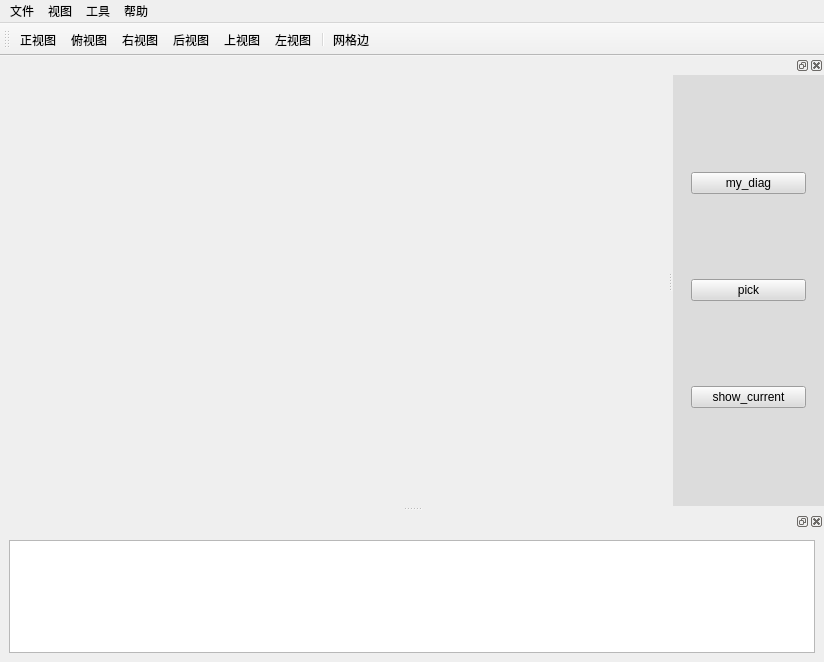
Old version of the form pyvtdm_w.ui in the repository zgpeng009/pyvtdm.
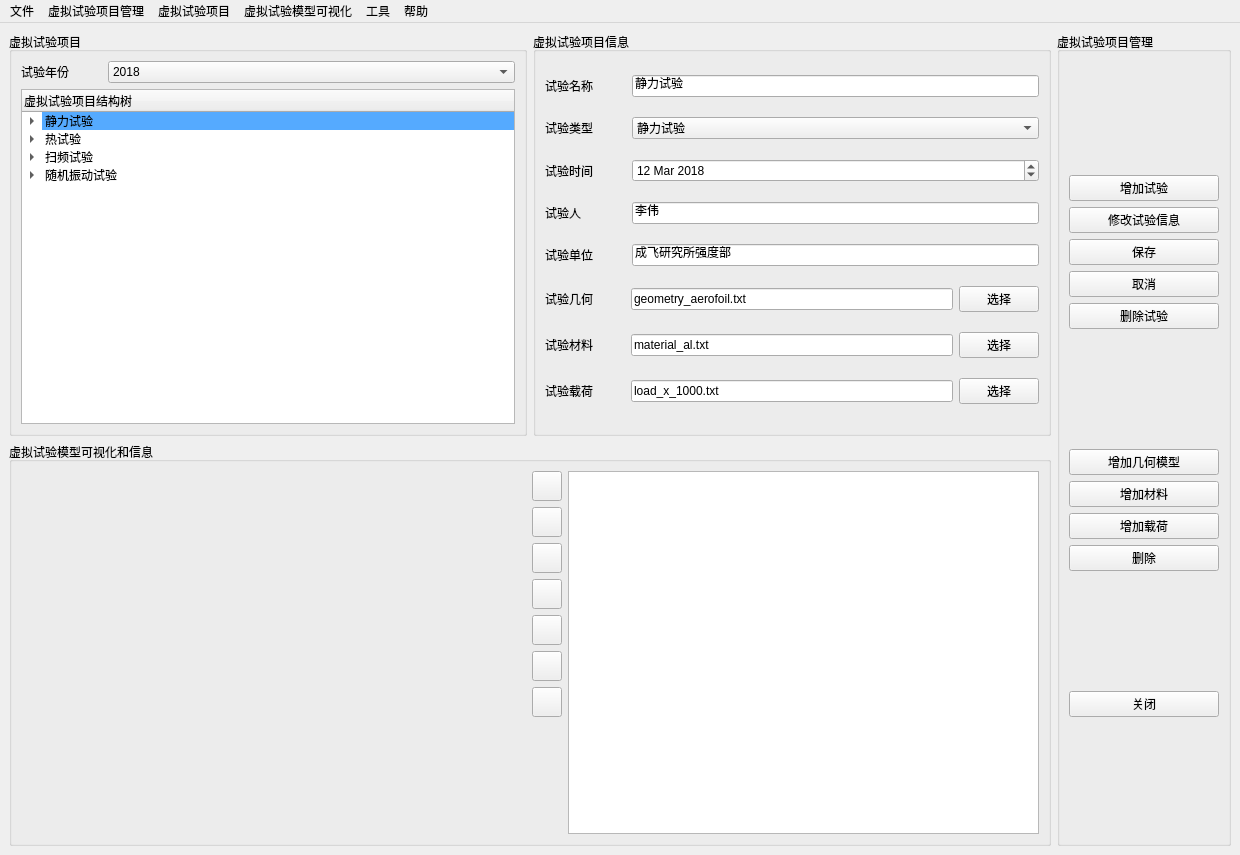
New version of the form. Icons and pictures are not drawn. Custom widgets are drawn as their Qt base class.

The edit to the form file:
```diff
--- a/pyvtdm_w.ui
+++ b/pyvtdm_w.ui
@@ -6,8 +6,8 @@
    <rect>
     <x>0</x>
     <y>0</y>
-    <width>824</width>
-    <height>662</height>
+    <width>1240</width>
+    <height>855</height>
    </rect>
   </property>
   <property name="windowTitle">
@@ -17,9 +17,743 @@
    <enum>Qt::LeftToRight</enum>
   </property>
   <widget class="QWidget" name="centralwidget">
-   <layout class="QHBoxLayout" name="horizontalLayout_4">
-    <item>
-     <widget class="QVTKWidget" name="vtk_context" native="true"/>
+   <layout class="QGridLayout" name="gridLayout">
+    <item row="0" column="0">
+     <layout class="QHBoxLayout" name="horizontalLayout_2" stretch="6,1">
+      <item>
+       <layout class="QVBoxLayout" name="verticalLayout" stretch="1,1">
+        <item>
+         <layout class="QHBoxLayout" name="horizontalLayout" stretch="1,1">
+          <item>
+           <widget class="QGroupBox" name="groupBox">
+            <property name="title">
+             <string>虚拟试验项目</string>
+            </property>
+            <layout class="QGridLayout" name="gridLayout_2">
+             <item row="0" column="0">
+              <layout class="QHBoxLayout" name="horizontalLayout_3" stretch="1,5">
+               <item>
+                <widget class="QLabel" name="label">
+                 <property name="text">
+                  <string>试验年份</string>
+                 </property>
+                </widget>
+               </item>
+               <item>
+                <widget class="QComboBox" name="comboBox">
+                 <property name="enabled">
+                  <bool>true</bool>
+                 </property>
+                 <property name="editable">
+                  <bool>false</bool>
+                 </property>
+                 <property name="currentText">
+                  <string>2018</string>
+                 </property>
+                 <property name="duplicatesEnabled">
+                  <bool>false</bool>
+                 </property>
+                 <property name="frame">
+                  <bool>true</bool>
+                 </property>
+                 <item>
+                  <property name="text">
+                   <string>2018</string>
+                  </property>
+                 </item>
+                 <item>
+                  <property name="text">
+                   <string>2017</string>
+                  </property>
+                 </item>
+                 <item>
+                  <property name="text">
+                   <string>2016</string>
+                  </property>
+                 </item>
+                 <item>
+                  <property name="text">
+                   <string>2015</string>
+                  </property>
+                 </item>
+                 <item>
+                  <property name="text">
+                   <string>2014</string>
+                  </property>
+                 </item>
+                </widget>
+               </item>
+              </layout>
+             </item>
+             <item row="1" column="0">
+              <widget class="QTreeWidget" name="treeWidget">
+               <column>
+                <property name="text">
+                 <string>虚拟试验项目结构树</string>
+                </property>
+                <property name="font">
+                 <font>
+                  <kerning>true</kerning>
+                 </font>
+                </property>
+                <property name="foreground">
+                 <brush brushstyle="SolidPattern">
+                  <color alpha="255">
+                   <red>0</red>
+                   <green>0</green>
+                   <blue>0</blue>
+                  </color>
+                 </brush>
+                </property>
+               </column>
+               <item>
+                <property name="text">
+                 <string>静力试验</string>
+                </property>
+                <property name="background">
+                 <brush brushstyle="SolidPattern">
+                  <color alpha="255">
+                   <red>85</red>
+                   <green>170</green>
+                   <blue>255</blue>
+                  </color>
+                 </brush>
+                </property>
+                <property name="icon">
+                 <iconset>
+                  <normalon>icons/file_icon.png</normalon>
+                 </iconset>
+                </property>
+                <item>
+                 <property name="text">
+                  <string>几何模型</string>
+                 </property>
+                 <property name="icon">
+                  <iconset>
+                   <normalon>icons/tsolid.png</normalon>
+                  </iconset>
+                 </property>
+                 <item>
+                  <property name="text">
+                   <string>机翼蒙皮</string>
+                  </property>
+                  <property name="icon">
+                   <iconset>
+                    <normalon>icons/tedges.png</normalon>
+                   </iconset>
+                  </property>
+                 </item>
+                 <item>
+                  <property name="text">
+                   <string>机翼主梁</string>
+                  </property>
+                  <property name="icon">
+                   <iconset>
+                    <normalon>icons/tedges.png</normalon>
+                   </iconset>
+                  </property>
+                 </item>
+                 <item>
+                  <property name="text">
+                   <string>机翼肋板</string>
+                  </property>
+                  <property name="icon">
+                   <iconset>
+                    <normalon>icons/tedges.png</normalon>
+                   </iconset>
+                  </property>
+                 </item>
+                </item>
+                <item>
+                 <property name="text">
+                  <string>材料</string>
+                 </property>
+                 <property name="icon">
+                  <iconset>
+                   <normalon>icons/tsolid.png</normalon>
+                  </iconset>
+                 </property>
+                 <item>
+                  <property name="text">
+                   <string>铝</string>
+                  </property>
+                 </item>
+                 <item>
+                  <property name="text">
+                   <string>钢</string>
+                  </property>
+                 </item>
+                </item>
+                <item>
+                 <property name="text">
+                  <string>载荷 </string>
+                 </property>
+                 <property name="icon">
+                  <iconset>
+                   <normalon>icons/tsolid.png</normalon>
+                  </iconset>
+                 </property>
+                 <item>
+                  <property name="text">
+                   <string>X_1000</string>
+                  </property>
+                 </item>
+                 <item>
+                  <property name="text">
+                   <string>Y_1000</string>
+                  </property>
+                 </item>
+                </item>
+               </item>
+               <item>
+                <property name="text">
+                 <string>热试验</string>
+                </property>
+                <property name="icon">
+                 <iconset>
+                  <normalon>icons/file_icon.png</normalon>
+                 </iconset>
+                </property>
+                <item>
+                 <property name="text">
+                  <string>几何模型</string>
+                 </property>
+                </item>
+                <item>
+                 <property name="text">
+                  <string>材料</string>
+                 </property>
+                </item>
+                <item>
+                 <property name="text">
+                  <string>载荷</string>
+                 </property>
+                </item>
+               </item>
+               <item>
+                <property name="text">
+                 <string>扫频试验</string>
+                </property>
+                <property name="icon">
+                 <iconset>
+                  <normalon>icons/file_icon.png</normalon>
+                 </iconset>
+                </property>
+                <item>
+                 <property name="text">
+                  <string>几何模型</string>
+                 </property>
+                </item>
+                <item>
+                 <property name="text">
+                  <string>材料</string>
+                 </property>
+                </item>
+                <item>
+                 <property name="text">
+                  <string>载荷</string>
+                 </property>
+                </item>
+               </item>
+               <item>
+                <property name="text">
+                 <string>随机振动试验</string>
+                </property>
+                <property name="icon">
+                 <iconset>
+                  <normalon>icons/file_icon.png</normalon>
+                 </iconset>
+                </property>
+                <item>
+                 <property name="text">
+                  <string>几何模型</string>
+                 </property>
+                </item>
+                <item>
+                 <property name="text">
+                  <string>材料</string>
+                 </property>
+                </item>
+                <item>
+                 <property name="text">
+                  <string>载荷</string>
+                 </property>
+                </item>
+               </item>
+              </widget>
+             </item>
+            </layout>
+           </widget>
+          </item>
+          <item>
+           <widget class="QGroupBox" name="groupBox_4">
+            <property name="title">
+             <string>虚拟试验项目信息</string>
+            </property>
+            <layout class="QGridLayout" name="gridLayout_3">
+             <item row="0" column="0">
+              <layout class="QHBoxLayout" name="horizontalLayout_7" stretch="1,5">
+               <item>
+                <widget class="QLabel" name="label_2">
+                 <property name="text">
+                  <string>试验名称</string>
+                 </property>
+                </widget>
+               </item>
+               <item>
+                <widget class="QLineEdit" name="lineEdit">
+                 <property name="text">
+                  <string>静力试验</string>
+                 </property>
+                </widget>
+               </item>
+              </layout>
+             </item>
+             <item row="1" column="0">
+              <layout class="QHBoxLayout" name="horizontalLayout_8" stretch="1,5">
+               <item>
+                <widget class="QLabel" name="label_3">
+                 <property name="text">
+                  <string>试验类型</string>
+                 </property>
+                </widget>
+               </item>
+               <item>
+                <widget class="QComboBox" name="comboBox_2">
+                 <item>
+                  <property name="text">
+                   <string>静力试验</string>
+                  </property>
+                 </item>
+                </widget>
+               </item>
+              </layout>
+             </item>
+             <item row="2" column="0">
+              <layout class="QHBoxLayout" name="horizontalLayout_9" stretch="1,5">
+               <item>
+                <widget class="QLabel" name="label_4">
+                 <property name="text">
+                  <string>试验时间</string>
+                 </property>
+                </widget>
+               </item>
+               <item>
+                <widget class="QDateEdit" name="dateEdit">
+                 <property name="dateTime">
+                  <datetime>
+                   <hour>0</hour>
+                   <minute>0</minute>
+                   <second>0</second>
+                   <year>2018</year>
+                   <month>3</month>
+                   <day>12</day>
+                  </datetime>
+                 </property>
+                </widget>
+               </item>
+              </layout>
+             </item>
+             <item row="3" column="0">
+              <layout class="QHBoxLayout" name="horizontalLayout_10" stretch="1,5">
+               <item>
+                <widget class="QLabel" name="label_5">
+                 <property name="text">
+                  <string>试验人</string>
+                 </property>
+                </widget>
+               </item>
+               <item>
+                <widget class="QLineEdit" name="lineEdit_5">
+                 <property name="text">
+                  <string>李伟</string>
+                 </property>
+                </widget>
+               </item>
+              </layout>
+             </item>
+             <item row="4" column="0">
+              <layout class="QHBoxLayout" name="horizontalLayout_11" stretch="1,5">
+               <item>
+                <widget class="QLabel" name="label_6">
+                 <property name="text">
+                  <string>试验单位</string>
+                 </property>
+                </widget>
+               </item>
+               <item>
+                <widget class="QLineEdit" name="lineEdit_6">
+                 <property name="text">
+                  <string>成飞研究所强度部</string>
+                 </property>
+                </widget>
+               </item>
+              </layout>
+             </item>
+             <item row="5" column="0">
+              <layout class="QHBoxLayout" name="horizontalLayout_4" stretch="1,4,1">
+               <item>
+                <widget class="QLabel" name="label_7">
+                 <property name="text">
+                  <string>试验几何</string>
+                 </property>
+                </widget>
+               </item>
+               <item>
+                <widget class="QLineEdit" name="lineEdit_2">
+                 <property name="text">
+                  <string>geometry_aerofoil.txt</string>
+                 </property>
+                </widget>
+               </item>
+               <item>
+                <widget class="QPushButton" name="pushButton">
+                 <property name="text">
+                  <string>选择</string>
+                 </property>
+                </widget>
+               </item>
+              </layout>
+             </item>
+             <item row="6" column="0">
+              <layout class="QHBoxLayout" name="horizontalLayout_5" stretch="1,4,1">
+               <item>
+                <widget class="QLabel" name="label_8">
+                 <property name="text">
+                  <string>试验材料</string>
+                 </property>
+                </widget>
+               </item>
+               <item>
+                <widget class="QLineEdit" name="lineEdit_3">
+                 <property name="text">
+                  <string>material_al.txt</string>
+                 </property>
+                </widget>
+               </item>
+               <item>
+                <widget class="QPushButton" name="pushButton_2">
+                 <property name="text">
+                  <string>选择</string>
+                 </property>
+                </widget>
+               </item>
+              </layout>
+             </item>
+             <item row="7" column="0">
+              <layout class="QHBoxLayout" name="horizontalLayout_6" stretch="1,4,1">
+               <item>
+                <widget class="QLabel" name="label_9">
+                 <property name="text">
+                  <string>试验载荷</string>
+                 </property>
+                </widget>
+               </item>
+               <item>
+                <widget class="QLineEdit" name="lineEdit_4">
+                 <property name="text">
+                  <string>load_x_1000.txt</string>
+                 </property>
+                </widget>
+               </item>
+               <item>
+                <widget class="QPushButton" name="pushButton_3">
+                 <property name="text">
+                  <string>选择</string>
+                 </property>
+                </widget>
+               </item>
+              </layout>
+             </item>
+            </layout>
+           </widget>
+          </item>
+         </layout>
+        </item>
+        <item>
+         <widget class="QGroupBox" name="groupBox_2">
+          <property name="title">
+           <string>虚拟试验模型可视化和信息</string>
+          </property>
+          <layout class="QHBoxLayout" name="horizontalLayout_14">
+           <item>
+            <layout class="QHBoxLayout" name="horizontalLayout_12">
+             <item>
+              <layout class="QHBoxLayout" name="horizontalLayout_13" stretch="15,1,14">
+               <item>
+                <widget class="QVTKWidget" name="vtk_context" native="true"/>
+               </item>
+               <item>
+                <layout class="QVBoxLayout" name="verticalLayout_4">
+                 <item>
+                  <widget class="QPushButton" name="pushButton_17">
+                   <property name="minimumSize">
+                    <size>
+                     <width>30</width>
+                     <height>30</height>
+                    </size>
+                   </property>
+                   <property name="maximumSize">
+                    <size>
+                     <width>30</width>
+                     <height>30</height>
+                    </size>
+                   </property>
+                   <property name="styleSheet">
+                    <string notr="true">border-image: url(icons/left.png);</string>
+                   </property>
+                   <property name="text">
+                    <string/>
+                   </property>
+                  </widget>
+                 </item>
+                 <item>
+                  <widget class="QPushButton" name="pushButton_18">
+                   <property name="minimumSize">
+                    <size>
+                     <width>30</width>
+                     <height>30</height>
+                    </size>
+                   </property>
+                   <property name="maximumSize">
+                    <size>
+                     <width>30</width>
+                     <height>30</height>
+                    </size>
+                   </property>
+                   <property name="styleSheet">
+                    <string notr="true">border-image: url(icons/top.png);</string>
+                   </property>
+                   <property name="text">
+                    <string/>
+                   </property>
+                  </widget>
+                 </item>
+                 <item>
+                  <widget class="QPushButton" name="pushButton_15">
+                   <property name="minimumSize">
+                    <size>
+                     <width>30</width>
+                     <height>30</height>
+                    </size>
+                   </property>
+                   <property name="maximumSize">
+                    <size>
+                     <width>30</width>
+                     <height>30</height>
+                    </size>
+                   </property>
+                   <property name="styleSheet">
+                    <string notr="true">border-image: url(icons/bottom.png);</string>
+                   </property>
+                   <property name="text">
+                    <string/>
+                   </property>
+                  </widget>
+                 </item>
+                 <item>
+                  <widget class="QPushButton" name="pushButton_14">
+                   <property name="minimumSize">
+                    <size>
+                     <width>30</width>
+                     <height>30</height>
+                    </size>
+                   </property>
+                   <property name="maximumSize">
+                    <size>
+                     <width>30</width>
+                     <height>30</height>
+                    </size>
+                   </property>
+                   <property name="styleSheet">
+                    <string notr="true">border-image: url(icons/right.png);</string>
+                   </property>
+                   <property name="text">
+                    <string/>
+                   </property>
+                  </widget>
+                 </item>
+                 <item>
+                  <widget class="QPushButton" name="pushButton_16">
+                   <property name="minimumSize">
+                    <size>
+                     <width>30</width>
+                     <height>30</height>
+                    </size>
+                   </property>
+                   <property name="maximumSize">
+                    <size>
+                     <width>30</width>
+                     <height>30</height>
+                    </size>
+                   </property>
+                   <property name="styleSheet">
+                    <string notr="true">border-image: url(icons/front.png);</string>
+                   </property>
+                   <property name="text">
+                    <string/>
+                   </property>
+                  </widget>
+                 </item>
+                 <item>
+                  <widget class="QPushButton" name="pushButton_13">
+                   <property name="minimumSize">
+                    <size>
+                     <width>30</width>
+                     <height>30</height>
+                    </size>
+                   </property>
+                   <property name="maximumSize">
+                    <size>
+                     <width>30</width>
+                     <height>30</height>
+                    </size>
+                   </property>
+                   <property name="styleSheet">
+                    <string notr="true">border-image: url(icons/back.png);</string>
+                   </property>
+                   <property name="text">
+                    <string/>
+                   </property>
+                  </widget>
+                 </item>
+                 <item>
+                  <widget class="QPushButton" name="pushButton_19">
+                   <property name="minimumSize">
+                    <size>
+                     <width>30</width>
+                     <height>30</height>
+                    </size>
+                   </property>
+                   <property name="maximumSize">
+                    <size>
+                     <width>30</width>
+                     <height>30</height>
+                    </size>
+                   </property>
+                   <property name="styleSheet">
+                    <string notr="true">border-image: url(icons/trotation_center.png);</string>
+                   </property>
+                   <property name="text">
+                    <string/>
+                   </property>
+                  </widget>
+                 </item>
+                 <item>
+                  <spacer name="verticalSpacer">
+                   <property name="orientation">
+                    <enum>Qt::Vertical</enum>
+                   </property>
+                   <property name="sizeHint" stdset="0">
+                    <size>
+                     <width>20</width>
+                     <height>40</height>
+                    </size>
+                   </property>
+                  </spacer>
+                 </item>
+                </layout>
+               </item>
+               <item>
+                <widget class="QListView" name="listView"/>
+               </item>
+              </layout>
+             </item>
+            </layout>
+           </item>
+          </layout>
+         </widget>
+        </item>
+       </layout>
+      </item>
+      <item>
+       <widget class="QGroupBox" name="groupBox_5">
+        <property name="title">
+         <string>虚拟试验项目管理</string>
+        </property>
+        <layout class="QGridLayout" name="gridLayout_4">
+         <item row="0" column="0">
+          <layout class="QVBoxLayout" name="verticalLayout_2">
+           <item>
+            <widget class="QPushButton" name="pushButton_4">
+             <property name="text">
+              <string>增加试验</string>
+             </property>
+            </widget>
+           </item>
+           <item>
+            <widget class="QPushButton" name="pushButton_5">
+             <property name="text">
+              <string>修改试验信息</string>
+             </property>
+            </widget>
+           </item>
+           <item>
+            <widget class="QPushButton" name="pushButton_6">
+             <property name="text">
+              <string>保存</string>
+             </property>
+            </widget>
+           </item>
+           <item>
+            <widget class="QPushButton" name="pushButton_7">
+             <property name="text">
+              <string>取消</string>
+             </property>
+            </widget>
+           </item>
+           <item>
+            <widget class="QPushButton" name="pushButton_8">
+             <property name="text">
+              <string>删除试验</string>
+             </property>
+            </widget>
+           </item>
+          </layout>
+         </item>
+         <item row="1" column="0">
+          <layout class="QVBoxLayout" name="verticalLayout_3">
+           <item>
+            <widget class="QPushButton" name="pushButton_9">
+             <property name="text">
+              <string>增加几何模型</string>
+             </property>
+            </widget>
+           </item>
+           <item>
+            <widget class="QPushButton" name="pushButton_10">
+             <property name="text">
+              <string>增加材料</string>
+             </property>
+            </widget>
+           </item>
+           <item>
+            <widget class="QPushButton" name="pushButton_11">
+             <property name="text">
+              <string>增加载荷</string>
+             </property>
+            </widget>
+           </item>
+           <item>
+            <widget class="QPushButton" name="pushButton_20">
+             <property name="text">
+              <string>删除</string>
+             </property>
+            </widget>
+           </item>
+          </layout>
+         </item>
+         <item row="2" column="0">
+          <widget class="QPushButton" name="pushButton_12">
+           <property name="text">
+            <string>关闭</string>
+           </property>
+          </widget>
+         </item>
+        </layout>
+       </widget>
+      </item>
+     </layout>
     </item>
    </layout>
   </widget>
@@ -28,7 +762,7 @@
     <rect>
      <x>0</x>
      <y>0</y>
-     <width>824</width>
+     <width>1240</width>
      <height>26</height>
     </rect>
    </property>
@@ -42,7 +776,7 @@
    </widget>
    <widget class="QMenu" name="menu_2">
     <property name="title">
-     <string>视图</string>
+     <string>虚拟试验模型可视化</string>
     </property>
     <addaction name="action"/>
     <addaction name="action_2"/>
@@ -63,103 +797,23 @@
      <string>帮助</string>
     </property>
    </widget>
+   <widget class="QMenu" name="menu_4">
+    <property name="title">
+     <string>虚拟试验项目</string>
+    </property>
+   </widget>
+   <widget class="QMenu" name="menu_5">
+    <property name="title">
+     <string>虚拟试验项目管理</string>
+    </property>
+   </widget>
    <addaction name="menu"/>
+   <addaction name="menu_5"/>
+   <addaction name="menu_4"/>
    <addaction name="menu_2"/>
    <addaction name="menu_3"/>
    <addaction name="menub"/>
   </widget>
-  <widget class="QDockWidget" name="dockWidget_2">
-   <property name="minimumSize">
-    <size>
-     <width>151</width>
-     <height>450</height>
-    </size>
-   </property>
-   <property name="styleSheet">
-    <string notr="true">background-color: rgb(220, 220, 220);</string>
-   </property>
-   <attribute name="dockWidgetArea">
-    <number>2</number>
-   </attribute>
-   <widget class="QWidget" name="dockWidgetContents_2">
-    <layout class="QVBoxLayout" name="verticalLayout_2">
-     <item>
-      <widget class="QWidget" name="widget" native="true">
-       <property name="minimumSize">
-        <size>
-         <width>0</width>
-         <height>350</height>
-        </size>
-       </property>
-       <layout class="QHBoxLayout" name="horizontalLayout">
-        <item>
-         <layout class="QVBoxLayout" name="verticalLayout">
-          <item>
-           <widget class="QPushButton" name="pushButton">
-            <property name="text">
-             <string>my_diag</string>
-            </property>
-           </widget>
-          </item>
-          <item>
-           <widget class="QPushButton" name="pushButton_2">
-            <property name="text">
-             <string>pick</string>
-            </property>
-           </widget>
-          </item>
-          <item>
-           <widget class="QPushButton" name="pushButton_3">
-            <property name="text">
-             <string>show_current</string>
-            </property>
-           </widget>
-          </item>
-         </layout>
-        </item>
-       </layout>
-      </widget>
-     </item>
-    </layout>
-   </widget>
-  </widget>
-  <widget class="QDockWidget" name="dockWidget_3">
-   <property name="minimumSize">
-    <size>
-     <width>109</width>
-     <height>135</height>
-    </size>
-   </property>
-   <attribute name="dockWidgetArea">
-    <number>8</number>
-   </attribute>
-   <widget class="QWidget" name="dockWidgetContents_3">
-    <layout class="QHBoxLayout" name="horizontalLayout_2">
-     <item>
-      <widget class="QTextBrowser" name="textBrowser"/>
-     </item>
-    </layout>
-   </widget>
-  </widget>
-  <widget class="QToolBar" name="toolBar">
-   <property name="windowTitle">
-    <string>toolBar</string>
-   </property>
-   <attribute name="toolBarArea">
-    <enum>TopToolBarArea</enum>
-   </attribute>
-   <attribute name="toolBarBreak">
-    <bool>false</bool>
-   </attribute>
-   <addaction name="action"/>
-   <addaction name="action_2"/>
-   <addaction name="action_4"/>
-   <addaction name="action_5"/>
-   <addaction name="action_6"/>
-   <addaction name="action_7"/>
-   <addaction name="separator"/>
-   <addaction name="action_9"/>
-  </widget>
   <action name="action">
    <property name="icon">
     <iconset>
@@ -222,15 +876,6 @@
     <string>适应屏幕</string>
    </property>
   </action>
-  <action name="action_9">
-   <property name="icon">
-    <iconset>
-     <normaloff>icons/tedges.png</normaloff>icons/tedges.png</iconset>
-   </property>
-   <property name="text">
-    <string>网格边</string>
-   </property>
-  </action>
   <action name="actionopen_files">
    <property name="text">
     <string>打开文件</string>
```
Left out of the diff: 105 changed lines with no effect on the pictures.
